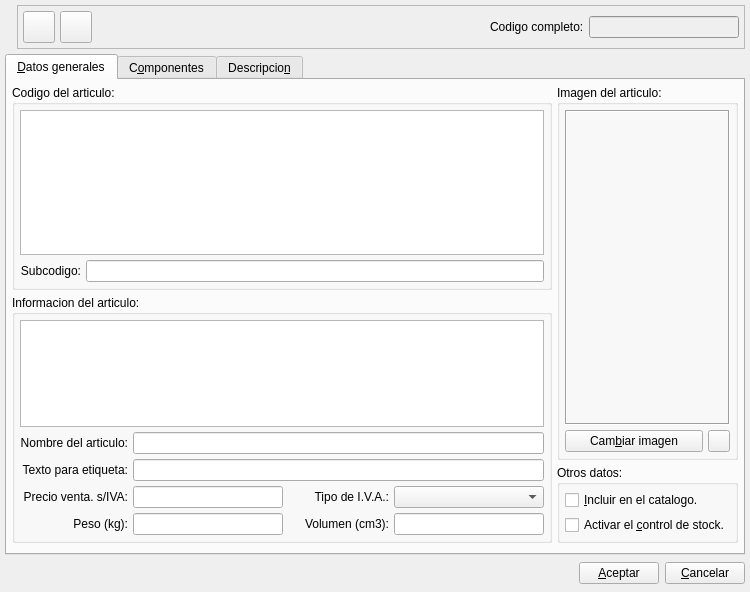
Qt form bulmages/bulmafact/src/articleeditbase.ui (eboladev/Bulmages-1) before a commit.
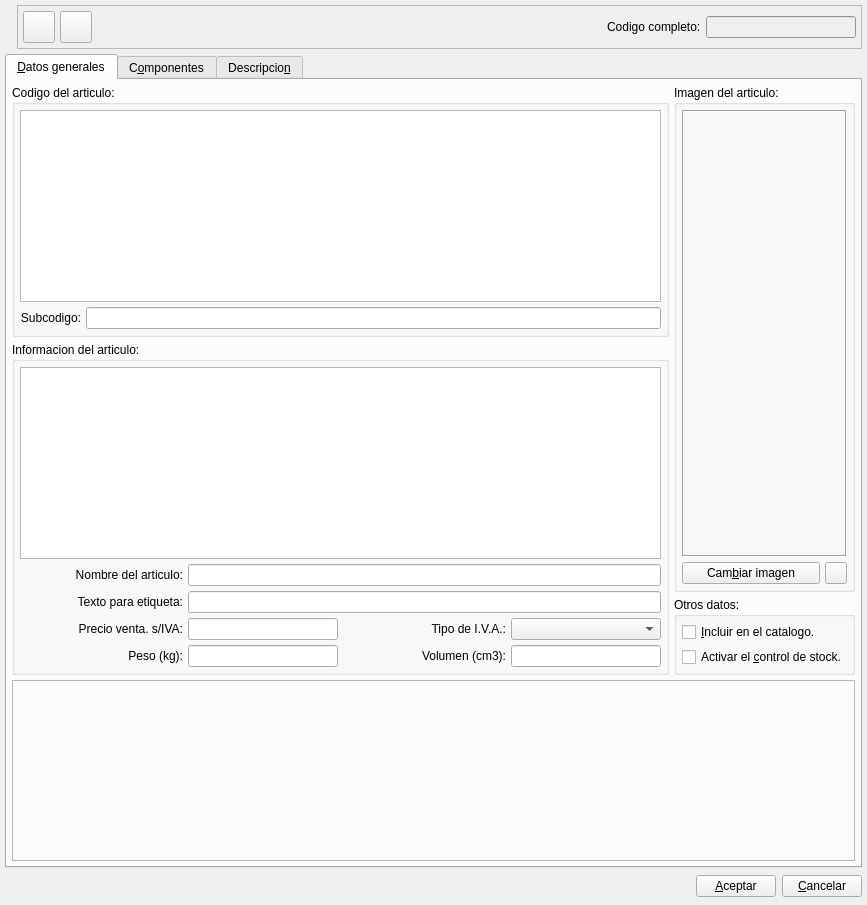
The same form after that commit. Icons and pictures are not drawn. Custom widgets are drawn as their Qt base class.

Commit message: Un ultimo retoque sobre esta imagen

```diff
--- a/bulmages/bulmafact/src/articleeditbase.ui
+++ b/bulmages/bulmafact/src/articleeditbase.ui
@@ -5,8 +5,8 @@
    <rect>
     <x>0</x>
     <y>0</y>
-    <width>750</width>
-    <height>592</height>
+    <width>867</width>
+    <height>905</height>
    </rect>
   </property>
   <property name="focusPolicy" >
@@ -670,8 +670,8 @@
        <rect>
         <x>0</x>
         <y>0</y>
-        <width>736</width>
-        <height>467</height>
+        <width>853</width>
+        <height>765</height>
        </rect>
       </property>
       <attribute name="title" >
```
Left out of the diff: 9 changed lines with no effect on the pictures.
